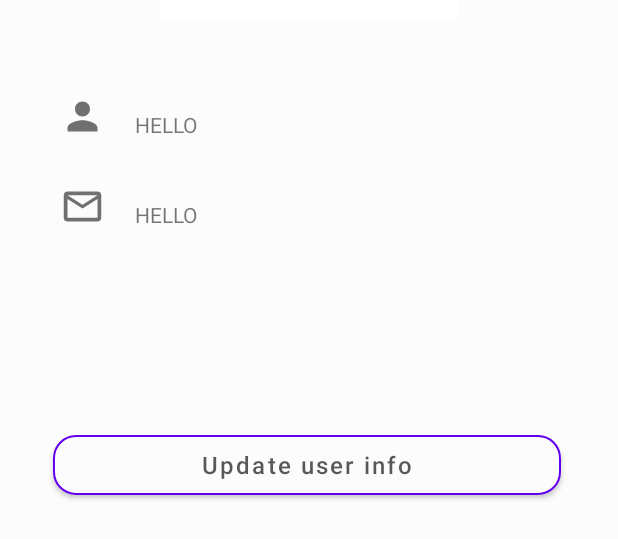
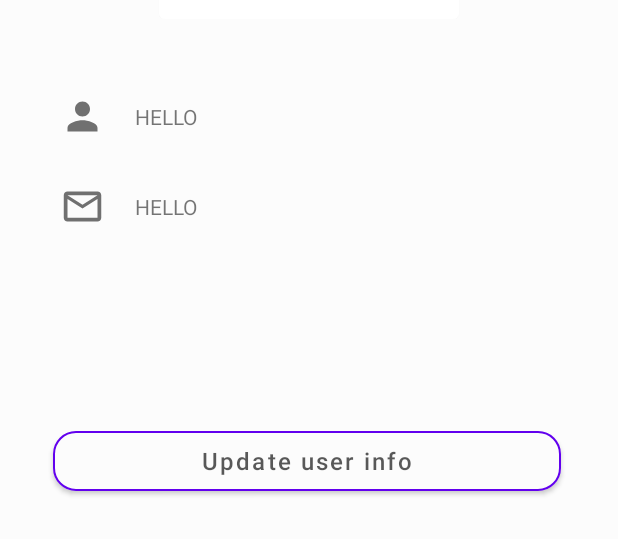
Before and after one commit to giannisSch/recipes-android-application, an Android app: the layout activity_user_profile.xml on its own in the app's theme, with its tools: preview values and no code run, on a phone screen of 412 x 824 dp. Shown: the part 506-1045 px from the top of the screen. Run offline under Robolectric (Android 15) with nearby library versions, the phone set to English and light mode, and no system bars.

Commit message:
8/6 | User Profile v3, Logout feature & Drawer update

```diff
--- a/app/src/main/AndroidManifest.xml
+++ b/app/src/main/AndroidManifest.xml
@@ -11,8 +11,9 @@
         android:roundIcon="@mipmap/food_logo_round"
         android:supportsRtl="true"
         android:theme="@style/AppTheme">
+        <activity android:name=".UpdateUserProfileInfo"></activity>
         <activity android:name=".drawer_test" />
-        <activity android:name=".MainActivity" />
+        <activity android:name=".UserProfile" />
         <activity android:name=".ForgotPassword" />
         <activity android:name=".RecipeDetailsActivity" />
         <activity android:name=".SplashActivity" />
@@ -22,7 +23,7 @@
         <activity android:name=".LoginActivity" />
         <activity android:name=".ForgotPasswordStepTwo" />
         <activity android:name=".RecipesMenuActivity" />
-        <activity android:name=".UserProfile">
+        <activity android:name=".MainActivity">
             <intent-filter>
                 <action android:name="android.intent.action.MAIN" />
 
--- a/app/src/main/java/com/foodes/recipeapp/MainActivity.java
+++ b/app/src/main/java/com/foodes/recipeapp/MainActivity.java
@@ -8,6 +8,7 @@ import android.widget.ImageButton;
 
 import androidx.annotation.Nullable;
 import androidx.appcompat.app.AppCompatActivity;
+import androidx.core.view.GravityCompat;
 
 public class MainActivity extends AppCompatActivity {
 
@@ -46,4 +47,9 @@ public class MainActivity extends AppCompatActivity {
         startActivity(intent);
     }
 
+    @Override
+    public void onBackPressed() {
+       //does not allow to go back
+    }
+
 }
--- a/app/src/main/res/layout/activity_user_profile.xml
+++ b/app/src/main/res/layout/activity_user_profile.xml
@@ -97,7 +97,6 @@
 
             </RelativeLayout>
 
-
         </com.google.android.material.card.MaterialCardView>
 
     </LinearLayout>
@@ -110,39 +109,41 @@
             android:id="@+id/user_icon"
             android:layout_width="30dp"
             android:layout_height="30dp"
+            android:layout_marginLeft="40dp"
+            android:layout_marginTop="50dp"
             android:src="@drawable/ic_person_24dp"
-            app:layout_constraintTop_toTopOf="parent"
             app:layout_constraintStart_toStartOf="parent"
-            android:layout_marginTop="50dp"
-            android:layout_marginLeft="40dp"/>
+            app:layout_constraintTop_toTopOf="parent" />
 
         <TextView
             android:id="@+id/user_txtview"
             android:layout_width="wrap_content"
             android:layout_height="wrap_content"
-            android:text="HELLO"
+            android:layout_marginLeft="20dp"
+            tools:text="HELLO"
+            app:layout_constraintBottom_toBottomOf="@id/user_icon"
             app:layout_constraintLeft_toRightOf="@id/user_icon"
-            app:layout_constraintBottom_toBottomOf="@id/user_icon"
-            android:layout_marginLeft="20dp"/>
+            app:layout_constraintTop_toTopOf="@+id/user_icon" />
 
         <ImageView
             android:id="@+id/mail_icon"
             android:layout_width="30dp"
             android:layout_height="30dp"
+            android:layout_marginTop="30dp"
             android:src="@drawable/ic_mail_outline_24dp"
-            app:layout_constraintTop_toBottomOf="@id/user_icon"
+            app:layout_constraintEnd_toEndOf="@+id/user_icon"
             app:layout_constraintStart_toStartOf="@id/user_icon"
-            android:layout_marginTop="30dp"/>
+            app:layout_constraintTop_toBottomOf="@id/user_icon" />
 
         <TextView
             android:id="@+id/mail_txtview"
             android:layout_width="wrap_content"
             android:layout_height="wrap_content"
-            android:text="HELLO"
-            android:layout_marginTop="2dp"
+            android:layout_marginLeft="20dp"
+            tools:text="HELLO"
             app:layout_constraintBottom_toBottomOf="@id/mail_icon"
             app:layout_constraintLeft_toRightOf="@id/mail_icon"
-            android:layout_marginLeft="20dp"/>
+            app:layout_constraintTop_toTopOf="@+id/mail_icon" />
 
         <Button
             android:id="@+id/profile_btn"
```
Also changed, not shown: app/src/main/java/com/foodes/recipeapp/LoginActivity.java (+1 -9 lines), app/src/main/java/com/foodes/recipeapp/SearchActivity.java (+7 -0 lines), app/src/main/java/com/foodes/recipeapp/UpdateUserProfileInfo.java (added, +20 -0 lines), app/src/main/java/com/foodes/recipeapp/UserProfile.java (+25 -3 lines), app/src/main/java/com/foodes/recipeapp/drawer_test.java (+33 -1 lines), app/src/main/res/layout/activity_update_user_profile_info.xml (added, +9 -0 lines).
